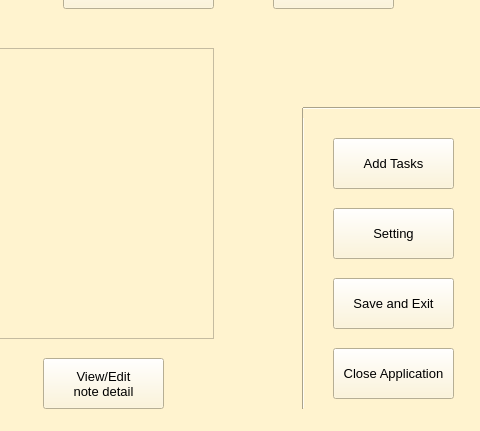
This is PTI/SPCK/GUI/AdminPage.ui in GreenSystemDuy08/TL-C4K-PTI01 as Qt 5 draws it before an edit; both pictures show x 527 to 1007 and y 222 to 653 of the 1007 by 653 pixel window. The edited form follows.
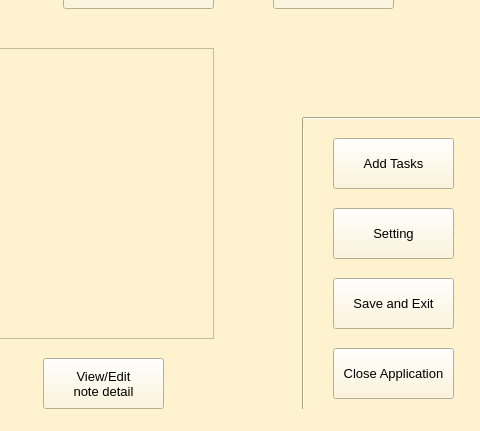
This is the edited form.

Commit message: feat Update SPCK

Diff of the .ui file:
```diff
--- a/PTI/SPCK/GUI/AdminPage.ui
+++ b/PTI/SPCK/GUI/AdminPage.ui
@@ -40,9 +40,9 @@
     <property name="geometry">
      <rect>
       <x>820</x>
-      <y>330</y>
+      <y>340</y>
       <width>20</width>
-      <height>301</height>
+      <height>291</height>
      </rect>
     </property>
     <property name="orientation">
@@ -89,7 +89,7 @@
     <property name="geometry">
      <rect>
       <x>830</x>
-      <y>320</y>
+      <y>330</y>
       <width>201</width>
       <height>20</height>
      </rect>
```
The commit also changes 1 other file.
